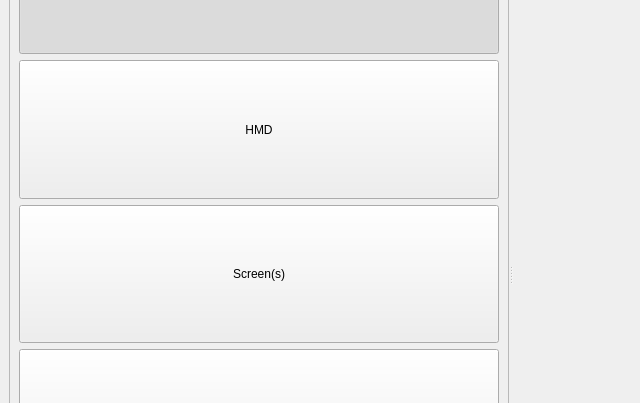
Qt form mainwindow.ui (JX5S/HadesVR_GUI_Tool) before a commit; both pictures show x 0 to 640 and y 103 to 506 of the 1200 by 800 pixel window.
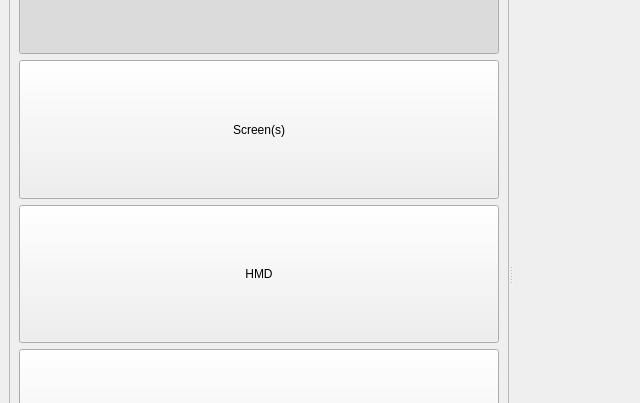
The same form after that commit. Icons and pictures are not drawn.

```diff
--- a/mainwindow.ui
+++ b/mainwindow.ui
@@ -111,7 +111,7 @@
           </widget>
          </item>
          <item>
-          <widget class="QToolButton" name="pane_button_hmd">
+          <widget class="QToolButton" name="pane_button_screens">
            <property name="sizePolicy">
             <sizepolicy hsizetype="Minimum" vsizetype="MinimumExpanding">
              <horstretch>0</horstretch>
@@ -125,7 +125,7 @@
             </size>
            </property>
            <property name="text">
-            <string>HMD</string>
+            <string>Screen(s)</string>
            </property>
            <property name="iconSize">
             <size>
@@ -145,7 +145,7 @@
           </widget>
          </item>
          <item>
-          <widget class="QToolButton" name="pane_button_screens">
+          <widget class="QToolButton" name="pane_button_hmd">
            <property name="sizePolicy">
             <sizepolicy hsizetype="Minimum" vsizetype="MinimumExpanding">
              <horstretch>0</horstretch>
@@ -159,7 +159,7 @@
             </size>
            </property>
            <property name="text">
-            <string>Screen(s)</string>
+            <string>HMD</string>
            </property>
            <property name="iconSize">
             <size>
```
